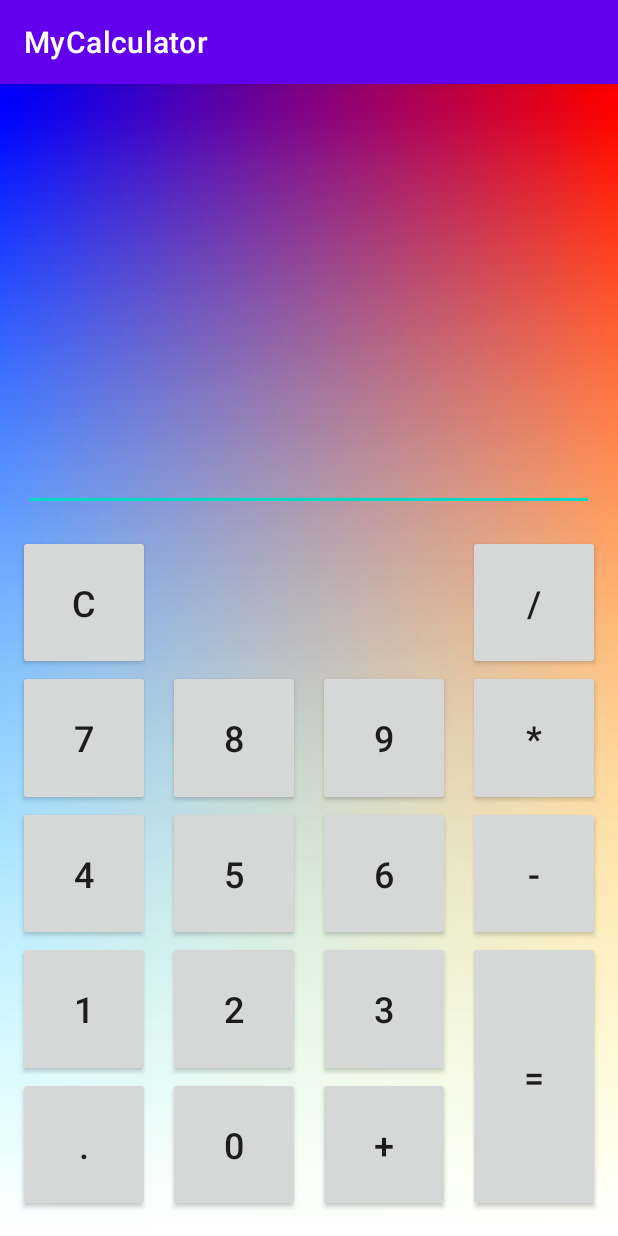
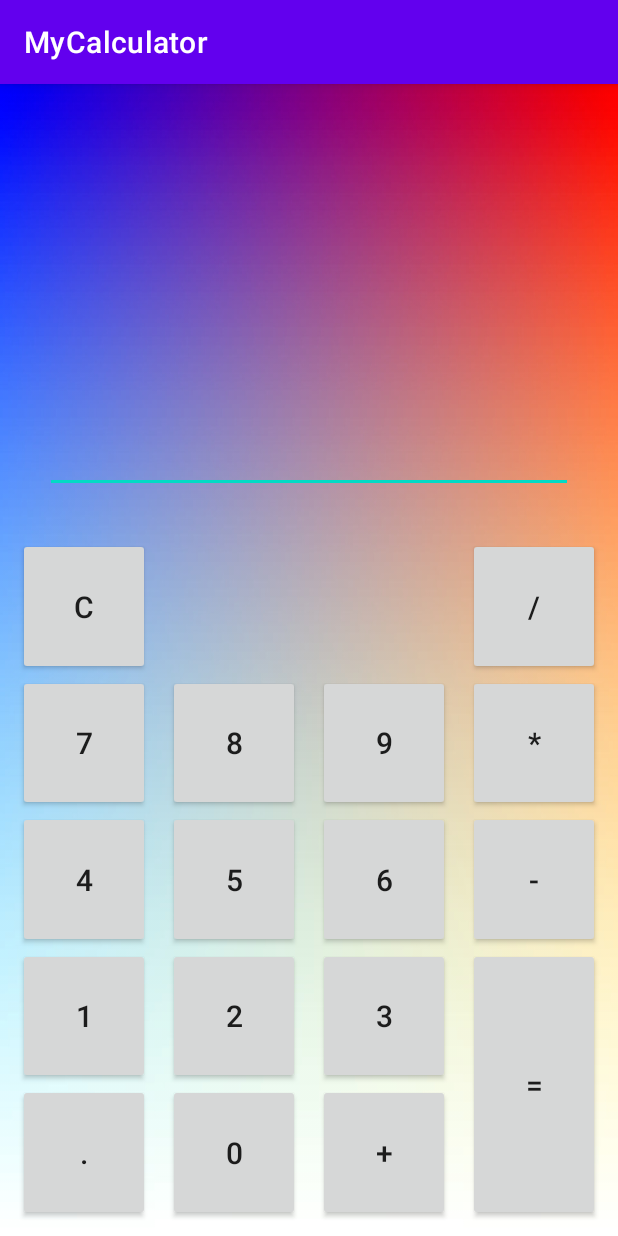
Before and after one commit to Navara91/MyCalculator, an Android app: the screen it shows after launch (MainActivity), on a phone screen of 412 x 824 dp. Run offline under Robolectric (Android 15) with nearby library versions, the phone set to English and light mode, and no system bars.

```diff
--- a/app/src/main/res/layout/activity_main.xml
+++ b/app/src/main/res/layout/activity_main.xml
@@ -32,23 +32,23 @@
                 android:layout_width="match_parent"
                 android:layout_height="0dp"
                 android:layout_gravity="center"
-                android:layout_marginStart="@dimen/margin"
-                android:layout_marginEnd="@dimen/margin"
+                android:layout_marginStart="@dimen/text_margin_dimension"
+                android:layout_marginEnd="@dimen/text_margin_dimension"
                 android:layout_weight="1"
                 android:gravity="end"
                 android:textColor="@color/white"
-                android:textSize="32sp"
+                android:textSize="@dimen/text_size_dimension"
                 tools:text="0" />
 
             <com.google.android.material.textfield.TextInputEditText
                 android:layout_width="match_parent"
                 android:layout_height="0dp"
                 android:layout_gravity="bottom"
-                android:layout_margin="@dimen/margin"
+                android:layout_margin="@dimen/text_margin_dimension"
                 android:layout_weight="1"
                 android:gravity="end"
                 android:textColor="@color/white"
-                android:textSize="@dimen/sizeBtn"
+                android:textSize="@dimen/edit_text_size_dimension"
                 tools:text="123" />
 
         </androidx.appcompat.widget.LinearLayoutCompat>
@@ -56,213 +56,213 @@
         <androidx.constraintlayout.widget.ConstraintLayout
             android:layout_width="match_parent"
             android:layout_height="0dp"
-            android:layout_marginBottom="@dimen/margin"
+            android:layout_marginBottom="@dimen/keyboard_bottom_margin_dimension"
             android:layout_weight="3">
 
             <androidx.appcompat.widget.AppCompatButton
-                android:id="@+id/btn_Clear"
+                android:id="@+id/clear_button"
                 android:layout_width="wrap_content"
                 android:layout_height="0dp"
-                android:text="@string/clear"
-                android:textSize="@dimen/sizeBtn"
-                app:layout_constraintBottom_toTopOf="@id/btn_7"
-                app:layout_constraintEnd_toStartOf="@id/btn_8"
+                android:text="@string/clear_string"
+                android:textSize="@dimen/button_size_dimension"
+                app:layout_constraintBottom_toTopOf="@id/digit_seven_button"
+                app:layout_constraintEnd_toStartOf="@id/digit_eight_button"
                 app:layout_constraintStart_toStartOf="parent"
                 app:layout_constraintTop_toTopOf="parent"
 
                 />
 
             <androidx.appcompat.widget.AppCompatButton
-                android:id="@+id/btn_7"
+                android:id="@+id/digit_seven_button"
                 android:layout_width="wrap_content"
                 android:layout_height="0dp"
-                android:text="@string/_7"
-                android:textSize="@dimen/sizeBtn"
-                app:layout_constraintBottom_toTopOf="@id/btn_4"
-                app:layout_constraintEnd_toStartOf="@id/btn_8"
+                android:text="@string/digit_seven_string"
+                android:textSize="@dimen/button_size_dimension"
+                app:layout_constraintBottom_toTopOf="@id/digit_four_button"
+                app:layout_constraintEnd_toStartOf="@id/digit_eight_button"
                 app:layout_constraintStart_toStartOf="parent"
-                app:layout_constraintTop_toBottomOf="@id/btn_Clear"
+                app:layout_constraintTop_toBottomOf="@id/clear_button"
 
                 />
 
             <androidx.appcompat.widget.AppCompatButton
-                android:id="@+id/btn_8"
+                android:id="@+id/digit_eight_button"
                 android:layout_width="wrap_content"
                 android:layout_height="0dp"
-                android:text="@string/_8"
-                android:textSize="@dimen/sizeBtn"
-                app:layout_constraintBottom_toTopOf="@id/btn_5"
-                app:layout_constraintEnd_toStartOf="@id/btn_9"
-                app:layout_constraintStart_toEndOf="@id/btn_7"
-                app:layout_constraintTop_toBottomOf="@id/btn_Clear"
+                android:text="@string/digit_eight_string"
+                android:textSize="@dimen/button_size_dimension"
+                app:layout_constraintBottom_toTopOf="@id/digit_five_button"
+                app:layout_constraintEnd_toStartOf="@id/digit_nine_button"
+                app:layout_constraintStart_toEndOf="@id/digit_seven_button"
+                app:layout_constraintTop_toBottomOf="@id/clear_button"
 
                 />
 
             <androidx.appcompat.widget.AppCompatButton
-                android:id="@+id/btn_9"
+                android:id="@+id/digit_nine_button"
                 android:layout_width="wrap_content"
                 android:layout_height="0dp"
-                android:text="@string/_9"
-                android:textSize="@dimen/sizeBtn"
-                app:layout_constraintBottom_toTopOf="@id/btn_6"
-                app:layout_constraintEnd_toStartOf="@id/btn_multi"
-                app:layout_constraintStart_toEndOf="@id/btn_8"
-                app:layout_constraintTop_toBottomOf="@id/btn_Clear" />
+                android:text="@string/digit_nine_string"
+                android:textSize="@dimen/button_size_dimension"
+                app:layout_constraintBottom_toTopOf="@id/digit_six_button"
+                app:layout_constraintEnd_toStartOf="@id/multi_button"
+                app:layout_constraintStart_toEndOf="@id/digit_eight_button"
+                app:layout_constraintTop_toBottomOf="@id/clear_button" />
 
             <androidx.appcompat.widget.AppCompatButton
-                android:id="@+id/btn_4"
+                android:id="@+id/digit_four_button"
                 android:layout_width="wrap_content"
                 android:layout_height="0dp"
-                android:text="@string/_4"
-                android:textSize="@dimen/sizeBtn"
-                app:layout_constraintBottom_toTopOf="@id/btn_1"
-                app:layout_constraintEnd_toStartOf="@id/btn_5"
+                android:text="@string/digit_four_string"
+                android:textSize="@dimen/button_size_dimension"
+                app:layout_constraintBottom_toTopOf="@id/digit_one_button"
+                app:layout_constraintEnd_toStartOf="@id/digit_five_button"
                 app:layout_constraintStart_toStartOf="parent"
-                app:layout_constraintTop_toBottomOf="@id/btn_7"
+                app:layout_constraintTop_toBottomOf="@id/digit_seven_button"
 
                 />
 
             <androidx.appcompat.widget.AppCompatButton
-                android:id="@+id/btn_5"
+                android:id="@+id/digit_five_button"
                 android:layout_width="wrap_content"
                 android:layout_height="0dp"
-                android:text="@string/_5"
-                android:textSize="@dimen/sizeBtn"
-                app:layout_constraintBottom_toTopOf="@id/btn_2"
-                app:layout_constraintEnd_toStartOf="@id/btn_6"
-                app:layout_constraintStart_toEndOf="@id/btn_4"
-                app:layout_constraintTop_toBottomOf="@id/btn_8"
+                android:text="@string/digit_five_string"
+                android:textSize="@dimen/button_size_dimension"
+                app:layout_constraintBottom_toTopOf="@id/digit_two_button"
+                app:layout_constraintEnd_toStartOf="@id/digit_six_button"
+                app:layout_constraintStart_toEndOf="@id/digit_four_button"
+                app:layout_constraintTop_toBottomOf="@id/digit_eight_button"
 
                 />
 
             <androidx.appcompat.widget.AppCompatButton
-                android:id="@+id/btn_6"
+                android:id="@+id/digit_six_button"
                 android:layout_width="wrap_content"
                 android:layout_height="0dp"
-                android:text="@string/_6"
-                android:textSize="@dimen/sizeBtn"
-                app:layout_constraintBottom_toTopOf="@id/btn_3"
-                app:layout_constraintEnd_toStartOf="@id/btn_minus"
-                app:layout_constraintStart_toEndOf="@id/btn_5"
-                app:layout_constraintTop_toBottomOf="@id/btn_9" />
+                android:text="@string/digit_six_string"
+                android:textSize="@dimen/button_size_dimension"
+                app:layout_constraintBottom_toTopOf="@id/digit_three_button"
+                app:layout_constraintEnd_toStartOf="@id/minus_button"
+                app:layout_constraintStart_toEndOf="@id/digit_five_button"
+                app:layout_constraintTop_toBottomOf="@id/digit_nine_button" />
 
             <androidx.appcompat.widget.AppCompatButton
-                android:id="@+id/btn_1"
+                android:id="@+id/digit_one_button"
                 android:layout_width="wrap_content"
                 android:layout_height="0dp"
-                android:text="@string/_1"
-                android:textSize="@dimen/sizeBtn"
-                app:layout_constraintBottom_toTopOf="@id/btn_dot"
-                app:layout_constraintEnd_toStartOf="@id/btn_2"
+                android:text="@string/digit_one_string"
+                android:textSize="@dimen/button_size_dimension"
+                app:layout_constraintBottom_toTopOf="@id/dot_button"
+                app:layout_constraintEnd_toStartOf="@id/digit_two_button"
                 app:layout_constraintStart_toStartOf="parent"
-                app:layout_constraintTop_toBottomOf="@id/btn_4"
+                app:layout_constraintTop_toBottomOf="@id/digit_four_button"
 
                 />
 
             <androidx.appcompat.widget.AppCompatButton
-                android:id="@+id/btn_2"
+                android:id="@+id/digit_two_button"
                 android:layout_width="wrap_content"
                 android:layout_height="0dp"
-                android:text="@string/_2"
-                android:textSize="@dimen/sizeBtn"
-                app:layout_constraintBottom_toTopOf="@id/btn_0"
-                app:layout_constraintEnd_toStartOf="@id/btn_3"
-                app:layout_constraintStart_toEndOf="@id/btn_1"
-                app:layout_constraintTop_toBottomOf="@id/btn_5"
+                android:text="@string/digit_two_string"
+                android:textSize="@dimen/button_size_dimension"
+                app:layout_constraintBottom_toTopOf="@id/digit_zero_button"
+                app:layout_constraintEnd_toStartOf="@id/digit_three_button"
+                app:layout_constraintStart_toEndOf="@id/digit_one_button"
+                app:layout_constraintTop_toBottomOf="@id/digit_five_button"
 
                 />
 
             <androidx.appcompat.widget.AppCompatButton
-                android:id="@+id/btn_3"
+                android:id="@+id/digit_three_button"
                 android:layout_width="wrap_content"
                 android:layout_height="0dp"
-                android:text="@string/_3"
-                android:textSize="@dimen/sizeBtn"
-                app:layout_constraintBottom_toTopOf="@id/btn_plus"
-                app:layout_constraintEnd_toStartOf="@id/btn_equal"
-                app:layout_constraintStart_toEndOf="@id/btn_2"
-                app:layout_constraintTop_toBottomOf="@id/btn_6" />
+                android:text="@string/digit_three_string"
+                android:textSize="@dimen/button_size_dimension"
+                app:layout_constraintBottom_toTopOf="@id/plus_button"
+                app:layout_constraintEnd_toStartOf="@id/equal_button"
+                app:layout_constraintStart_toEndOf="@id/digit_two_button"
+                app:layout_constraintTop_toBottomOf="@id/digit_six_button" />
 
             <androidx.appcompat.widget.AppCompatButton
-                android:id="@+id/btn_dot"
+                android:id="@+id/dot_button"
                 android:layout_width="wrap_content"
                 android:layout_height="0dp"
-                android:text="@string/dot"
-                android:textSize="@dimen/sizeBtn"
+                android:text="@string/dot_string"
+                android:textSize="@dimen/button_size_dimension"
                 app:layout_constraintBottom_toBottomOf="parent"
-                app:layout_constraintEnd_toStartOf="@id/btn_0"
+                app:layout_constraintEnd_toStartOf="@id/digit_zero_button"
                 app:layout_constraintStart_toStartOf="parent"
-                app:layout_constraintTop_toBottomOf="@id/btn_1"
+                app:layout_constraintTop_toBottomOf="@id/digit_one_button"
 
                 />
 
             <androidx.appcompat.widget.AppCompatButton
-                android:id="@+id/btn_0"
+                android:id="@+id/digit_zero_button"
                 android:layout_width="wrap_content"
                 android:layout_height="0dp"
-                android:text="@string/_0"
-                android:textSize="@dimen/sizeBtn"
+                android:text="@string/digit_zero_string"
+                android:textSize="@dimen/button_size_dimension"
                 app:layout_constraintBottom_toBottomOf="parent"
-                app:layout_constraintEnd_toStartOf="@id/btn_plus"
-                app:layout_constraintStart_toEndOf="@id/btn_dot"
-                app:layout_constraintTop_toBottomOf="@id/btn_2"
+                app:layout_constraintEnd_toStartOf="@id/plus_button"
+                app:layout_constraintStart_toEndOf="@id/dot_button"
+                app:layout_constraintTop_toBottomOf="@id/digit_two_button"
 
                 />
 
             <androidx.appcompat.widget.AppCompatButton
-                android:id="@+id/btn_plus"
+                android:id="@+id/plus_button"
                 android:layout_width="wrap_content"
                 android:layout_height="0dp"
-                android:text="@string/plus"
-                android:textSize="@dimen/sizeBtn"
+                android:text="@string/plus_string"
+                android:textSize="@dimen/button_size_dimension"
                 app:layout_constraintBottom_toBottomOf="parent"
-                app:layout_constraintEnd_toStartOf="@id/btn_equal"
-                app:layout_constraintStart_toEndOf="@id/btn_0"
-                app:layout_constraintTop_toBottomOf="@id/btn_3" />
+                app:layout_constraintEnd_toStartOf="@id/equal_button"
+                app:layout_constraintStart_toEndOf="@id/digit_zero_button"
+                app:layout_constraintTop_toBottomOf="@id/digit_three_button" />
 
             <androidx.appcompat.widget.AppCompatButton
-                android:id="@+id/btn_division"
+                android:id="@+id/division_button"
                 android:layout_width="wrap_content"
                 android:layout_height="0dp"
-                android:text="@string/division"
-                android:textSize="@dimen/sizeBtn"
-                app:layout_constraintBottom_toTopOf="@id/btn_multi"
+                android:text="@string/division_string"
+                android:textSize="@dimen/button_size_dimension"
+                app:layout_constraintBottom_toTopOf="@id/multi_button"
                 app:layout_constraintEnd_toEndOf="parent"
-                app:layout_constraintStart_toEndOf="@id/btn_9"
+                app:layout_constraintStart_toEndOf="@id/digit_nine_button"
                 app:layout_constraintTop_toTopOf="parent" />
 
             <androidx.appcompat.widget.AppCompatButton
-                android:id="@+id/btn_multi"
+                android:id="@+id/multi_button"
                 android:layout_width="wrap_content"
                 android:layout_height="0dp"
-                android:text="@string/multi"
-                android:textSize="@dimen/sizeBtn"
-                app:layout_constraintBottom_toTopOf="@id/btn_minus"
+                android:text="@string/multi_string"
+                android:textSize="@dimen/button_size_dimension"
+                app:layout_constraintBottom_toTopOf="@id/minus_button"
                 app:layout_constraintEnd_toEndOf="parent"
-                app:layout_constraintStart_toEndOf="@id/btn_9"
-                app:layout_constraintTop_toBottomOf="@id/btn_division" />
+                app:layout_constraintStart_toEndOf="@id/digit_nine_button"
+                app:layout_constraintTop_toBottomOf="@id/division_button" />
 
             <androidx.appcompat.widget.AppCompatButton
-                android:id="@+id/btn_minus"
+                android:id="@+id/minus_button"
                 android:layout_width="wrap_content"
                 android:layout_height="0dp"
-                android:text="@string/minus"
-                android:textSize="@dimen/sizeBtn"
-                app:layout_constraintBottom_toTopOf="@id/btn_equal"
+                android:text="@string/minus_string"
+                android:textSize="@dimen/button_size_dimension"
+                app:layout_constraintBottom_toTopOf="@id/equal_button"
                 app:layout_constraintEnd_toEndOf="parent"
-                app:layout_constraintStart_toEndOf="@id/btn_6"
-                app:layout_constraintTop_toBottomOf="@id/btn_multi" />
+                app:layout_constraintStart_toEndOf="@id/digit_six_button"
+                app:layout_constraintTop_toBottomOf="@id/multi_button" />
 
             <androidx.appcompat.widget.AppCompatButton
-                android:id="@+id/btn_equal"
+                android:id="@+id/equal_button"
                 android:layout_width="wrap_content"
                 android:layout_height="0dp"
-                android:text="@string/equal"
-                android:textSize="@dimen/sizeBtn"
+                android:text="@string/equal_string"
+                android:textSize="@dimen/button_size_dimension"
                 app:layout_constraintBottom_toBottomOf="parent"
                 app:layout_constraintEnd_toEndOf="parent"
-                app:layout_constraintStart_toEndOf="@id/btn_plus"
-                app:layout_constraintTop_toBottomOf="@id/btn_6" />
+                app:layout_constraintStart_toEndOf="@id/plus_button"
+                app:layout_constraintTop_toBottomOf="@id/digit_six_button" />
 
         </androidx.constraintlayout.widget.ConstraintLayout>
 
--- a/app/src/main/res/values/dimens.xml
+++ b/app/src/main/res/values/dimens.xml
@@ -1,5 +1,10 @@
 <?xml version="1.0" encoding="utf-8"?>
 <resources>
-    <dimen name="sizeBtn">24sp</dimen>
-    <dimen name="margin">16dp</dimen>
+    <dimen name="text_size_dimension">40sp</dimen>
+    <dimen name="keyboard_bottom_margin_dimension">10dp</dimen>
+    <dimen name="button_size_dimension">20sp</dimen>
+    <dimen name="keyboard_padding_dimension">10dp</dimen>
+    <dimen name="sizeEditTxt">35sp</dimen>
+    <dimen name="edit_text_size_dimension">24sp</dimen>
+    <dimen name="text_margin_dimension">30dp</dimen>
 </resources>
--- a/app/src/main/res/values/strings.xml
+++ b/app/src/main/res/values/strings.xml
@@ -1,20 +1,20 @@
 <resources>
     <string name="app_name">MyCalculator</string>
-    <string name="equal">=</string>
-    <string name="minus">-</string>
-    <string name="multi">*</string>
-    <string name="division">/</string>
-    <string name="plus">+</string>
-    <string name="_0">0</string>
-    <string name="dot">.</string>
-    <string name="_3">3</string>
-    <string name="_2">2</string>
-    <string name="_1">1</string>
-    <string name="_6">6</string>
-    <string name="_5">5</string>
-    <string name="_4">4</string>
-    <string name="_9">9</string>
-    <string name="_8">8</string>
-    <string name="_7">7</string>
-    <string name="clear">C</string>
+    <string name="equal_string">=</string>
+    <string name="minus_string">-</string>
+    <string name="multi_string">*</string>
+    <string name="division_string">/</string>
+    <string name="plus_string">+</string>
+    <string name="digit_zero_string">0</string>
+    <string name="dot_string">.</string>
+    <string name="digit_three_string">3</string>
+    <string name="digit_two_string">2</string>
+    <string name="digit_one_string">1</string>
+    <string name="digit_six_string">6</string>
+    <string name="digit_five_string">5</string>
+    <string name="digit_four_string">4</string>
+    <string name="digit_nine_string">9</string>
+    <string name="digit_eight_string">8</string>
+    <string name="digit_seven_string">7</string>
+    <string name="clear_string">C</string>
 </resources>
```
